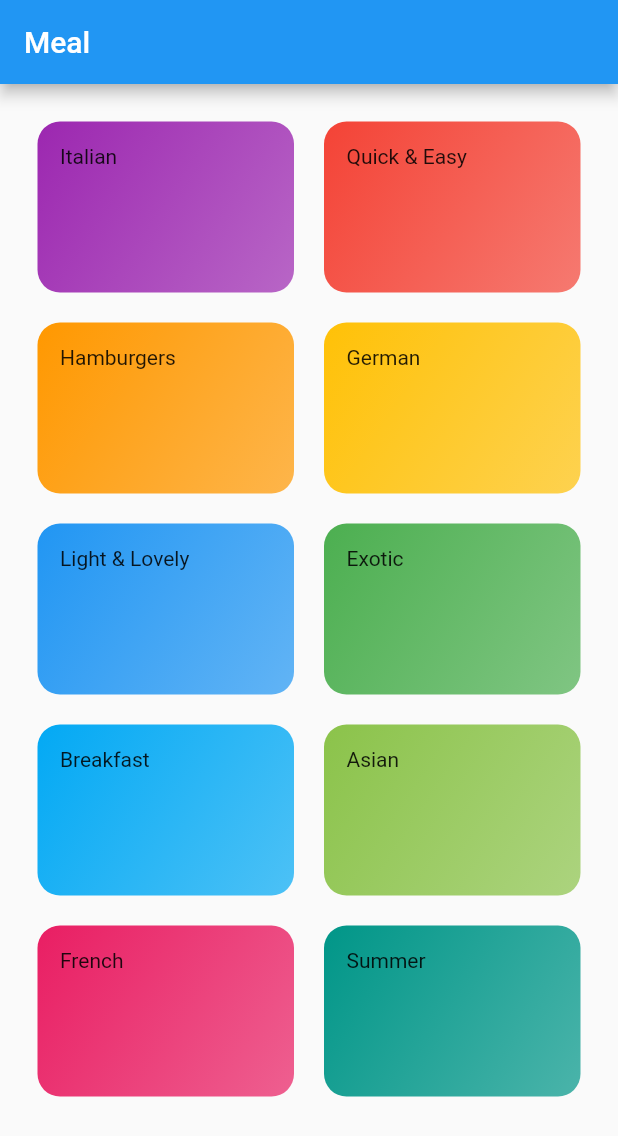
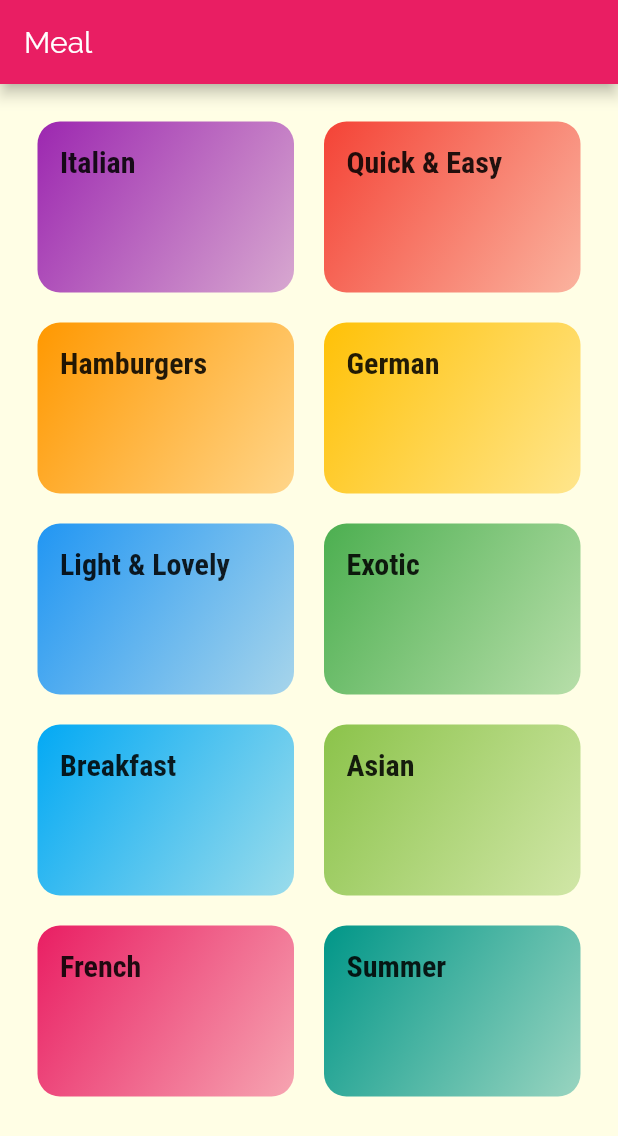
Before and after one commit to zhaonian/Flutter-Experiments, a Flutter app: the screen it shows after launch, on a phone screen of 412 x 824 dp. Shown: the top 1136 px of the screen. Run offline on Flutter 3.47's test engine with Material 2 defaults, Android fonts, the phone set to English and light mode, and no system bars.

Commit message:
add custom fonts and done with main screen

```diff
--- a/eat/lib/category_item.dart
+++ b/eat/lib/category_item.dart
@@ -11,10 +11,10 @@ class CategoryItem extends StatelessWidget {
   Widget build(BuildContext context) {
     return Container(
       padding: const EdgeInsets.all(15),
-      child: Text(title),
+      child: Text(title, style: Theme.of(context).textTheme.title),
       decoration: BoxDecoration(
         gradient: LinearGradient(
-          colors: [color, color.withOpacity(0.7)],
+          colors: [color, color.withOpacity(0.4)],
           begin: Alignment.topLeft,
           end: Alignment.bottomRight
         ),
--- a/eat/lib/main.dart
+++ b/eat/lib/main.dart
@@ -10,17 +10,17 @@ class MyApp extends StatelessWidget {
     return MaterialApp(
       title: 'Flutter Demo',
       theme: ThemeData(
-        // This is the theme of your application.
-        //
-        // Try running your application with "flutter run". You'll see the
-        // application has a blue toolbar. Then, without quitting the app, try
-        // changing the primarySwatch below to Colors.green and then invoke
-        // "hot reload" (press "r" in the console where you ran "flutter run",
-        // or simply save your changes to "hot reload" in a Flutter IDE).
-        // Notice that the counter didn't reset back to zero; the application
-        // is not restarted.
-        primarySwatch: Colors.blue,
-      ),
+          primarySwatch: Colors.pink,
+          accentColor: Colors.amber,
+          canvasColor: Color.fromRGBO(255, 254, 229, 1),
+          fontFamily: 'Raleway',
+          textTheme: ThemeData.light().textTheme.copyWith(
+              title: TextStyle(
+                  fontSize: 20,
+                  fontFamily: 'RobotoCondensed',
+                  fontWeight: FontWeight.bold),
+              body1: TextStyle(color: Color.fromRGBO(20, 51, 51, 1)),
+              body2: TextStyle(color: Color.fromRGBO(20, 51, 51, 1)))),
       home: CategoriesScreen(),
     );
   }
```
Also changed, not shown: eat/pubspec.yaml (+17 -12 lines), eat/assets/fonts/Raleway-Black.ttf (added), eat/assets/fonts/Raleway-Bold.ttf (added), eat/assets/fonts/Raleway-Regular.ttf (added), eat/assets/fonts/RobotoCondensed-Bold.ttf (added), eat/assets/fonts/RobotoCondensed-Italic.ttf (added), eat/assets/fonts/RobotoCondensed-Light.ttf (added), eat/assets/fonts/RobotoCondensed-Regular.ttf (added).
